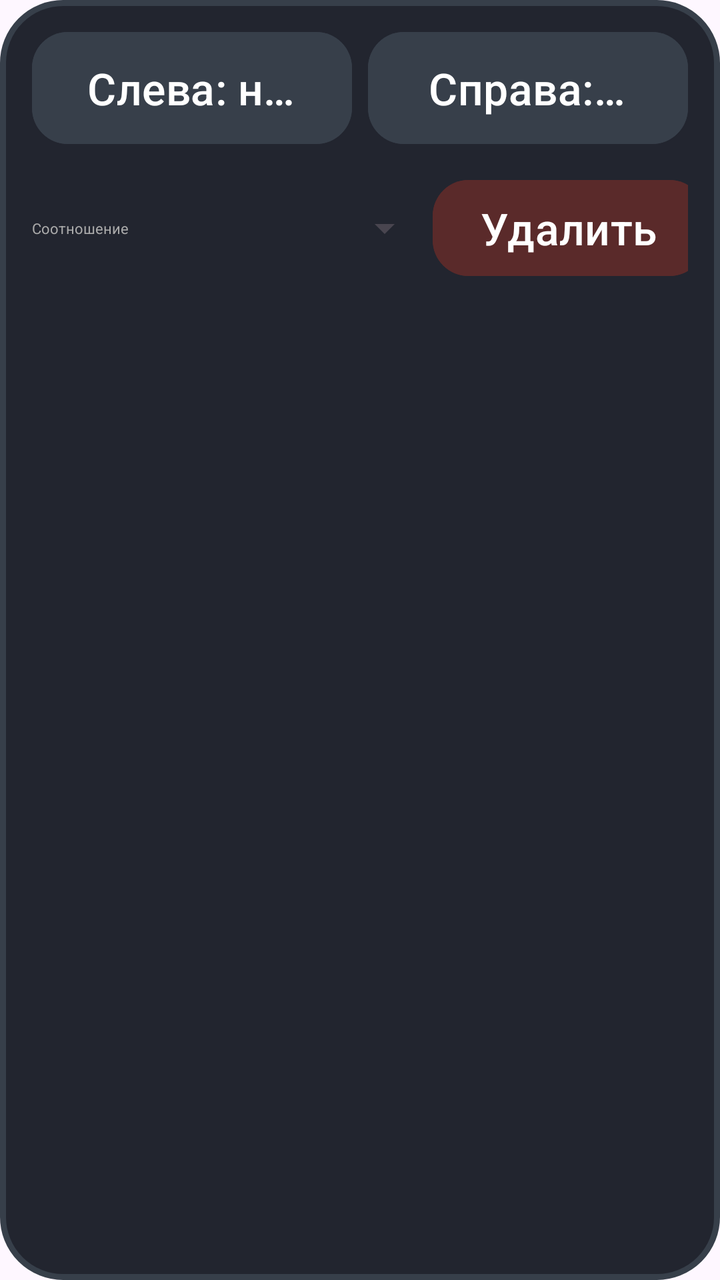
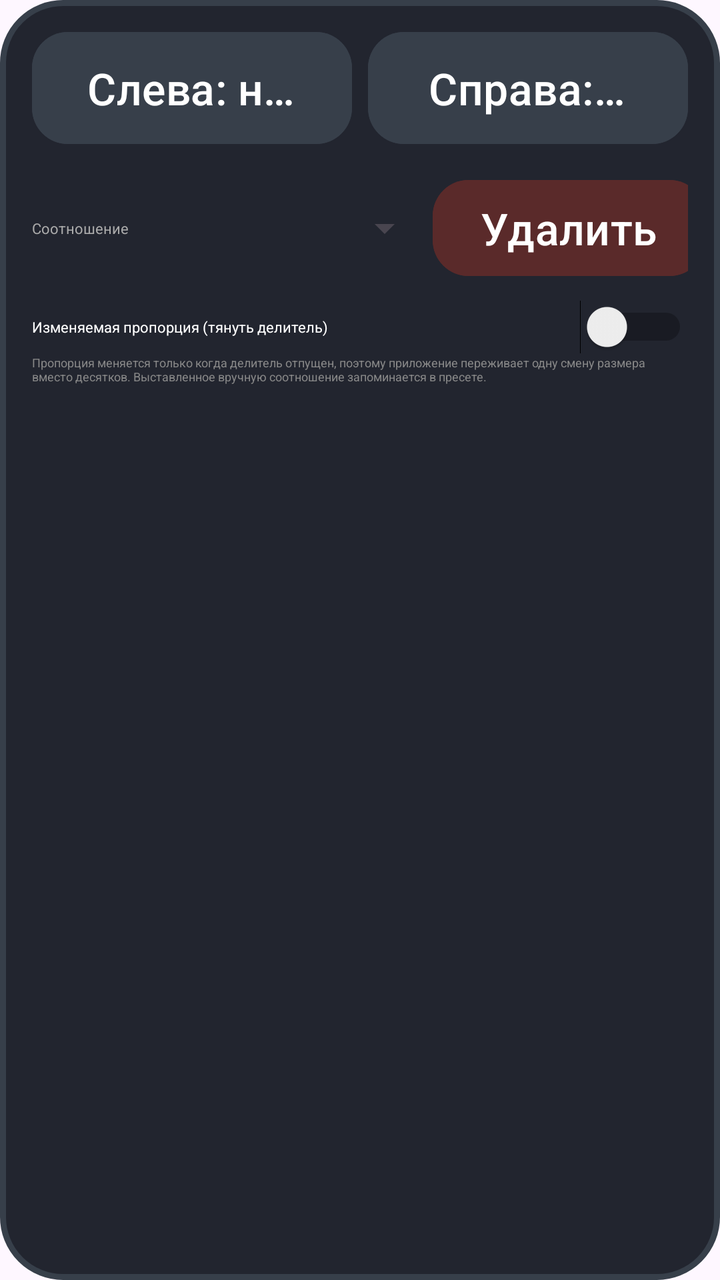

Before-and-after screenshots of an Android layout around one commit, followed by the original layout XML and the change that was made.
<!-- AndroidManifest.xml: application theme Theme.RestoreMode -->
<!-- res/layout/item_split_preset.xml -->
<?xml version="1.0" encoding="utf-8"?>
<LinearLayout xmlns:android="http://schemas.android.com/apk/res/android"
    xmlns:app="http://schemas.android.com/apk/res-auto"
    android:layout_width="match_parent"
    android:layout_height="wrap_content"
    android:layout_marginTop="10dp"
    android:orientation="vertical"
    android:background="@drawable/layout_category_bg"
    android:paddingHorizontal="16dp"
    android:paddingVertical="12dp">

    <LinearLayout
        android:layout_width="match_parent"
        android:layout_height="wrap_content"
        android:orientation="horizontal">

        <Button
            android:id="@+id/splitLeftBtn"
            android:layout_width="0dp"
            android:layout_height="64dp"
            android:layout_weight="1"
            android:layout_marginEnd="8dp"
            android:backgroundTint="#373f4a"
            android:text="Слева: не выбрано"
            android:textColor="#FFFFFF"
            android:textSize="22dp"
            android:singleLine="true"
            app:cornerRadius="18dp" />

        <Button
            android:id="@+id/splitRightBtn"
            android:layout_width="0dp"
            android:layout_height="64dp"
            android:layout_weight="1"
            android:backgroundTint="#373f4a"
            android:text="Справа: не выбрано"
            android:textColor="#FFFFFF"
            android:textSize="22dp"
            android:singleLine="true"
            app:cornerRadius="18dp" />

    </LinearLayout>

    <LinearLayout
        android:layout_width="match_parent"
        android:layout_height="wrap_content"
        android:layout_marginTop="10dp"
        android:orientation="horizontal"
        android:gravity="center_vertical">

        <TextView
            android:layout_width="wrap_content"
            android:layout_height="wrap_content"
            android:text="Соотношение"
            android:textColor="#aaaaaa"
            android:textSize="22px" />

        <Spinner
            android:id="@+id/splitRatioSpinner"
            android:layout_width="140dp"
            android:layout_height="wrap_content"
            android:layout_marginStart="12dp"
            android:popupBackground="#2b2f38" />

        <Space
            android:layout_width="0dp"
            android:layout_height="1dp"
            android:layout_weight="1" />

        <Button
            android:id="@+id/splitDeleteBtn"
            android:layout_width="wrap_content"
            android:layout_height="56dp"
            android:backgroundTint="#5a2a2a"
            android:text="Удалить"
            android:textColor="#FFFFFF"
            android:textSize="22dp"
            app:cornerRadius="18dp" />

    </LinearLayout>

</LinearLayout>
<!-- resources referenced by this layout -->
<resources>
  <!-- drawable layout_category_bg (drawable) -->
  <?xml version="1.0" encoding="UTF-8"?>
  <shape xmlns:android="http://schemas.android.com/apk/res/android">
      <solid android:color="#22252f"/>
      <stroke android:width="3dp" android:color="#373f4a" />
      <corners android:radius="30dp"/>
      <padding android:left="16dp" android:top="16dp" android:right="16dp" android:bottom="20dp" />
  </shape>
  <style name="Theme.RestoreMode" parent="Base.Theme.RestoreMode" />
  <style name="Base.Theme.RestoreMode" parent="Theme.Material3.DayNight.NoActionBar">
          
          
      </style>
</resources>

<!-- the commit's change to res/layout/item_split_preset.xml (unified diff, before → after) -->
@@ -79,4 +79,21 @@
 
     </LinearLayout>
 
+    
+    <Switch
+        android:id="@+id/splitResizableSwitch"
+        android:layout_width="match_parent"
+        android:layout_height="wrap_content"
+        android:layout_marginTop="8dp"
+        android:text="Изменяемая пропорция (тянуть делитель)"
+        android:textColor="#FFFFFF"
+        android:textSize="22px" />
+
+    <TextView
+        android:layout_width="match_parent"
+        android:layout_height="wrap_content"
+        android:text="Пропорция меняется только когда делитель отпущен, поэтому приложение переживает одну смену размера вместо десятков. Выставленное вручную соотношение запоминается в пресете."
+        android:textColor="#888888"
+        android:textSize="18px" />
+
 </LinearLayout>
